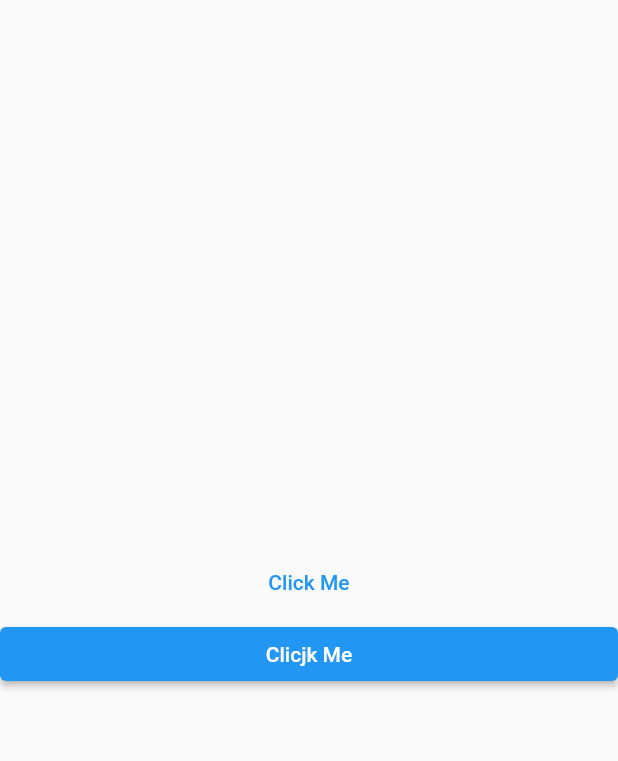
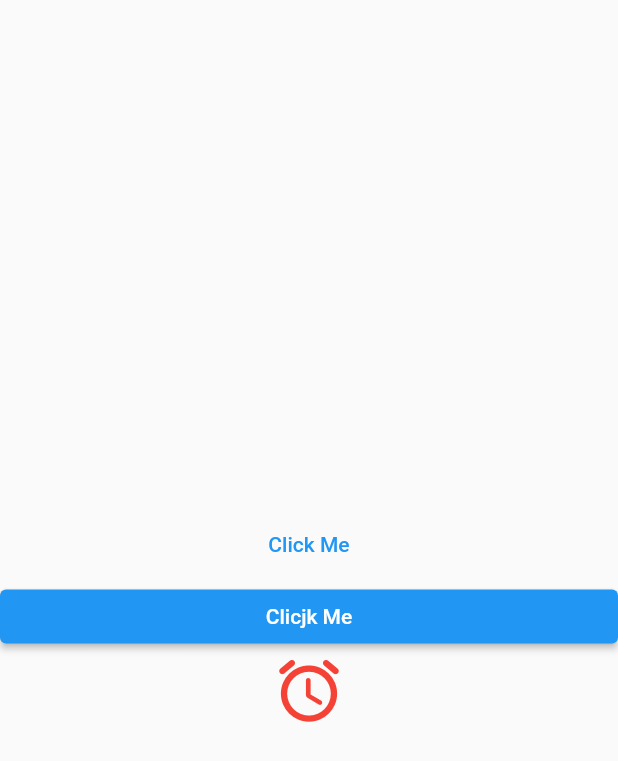
Before and after one commit to rabinacharya11/45-Days-Flutter-Bootcamp, a Flutter app: the screen it shows after launch, on a phone screen of 412 x 824 dp. Shown: the top 761 px of the screen. Run offline on Flutter 3.47's test engine with Material 2 defaults, Android fonts, the phone set to English and light mode, and no system bars.

Commit message:
icon widget

```diff
--- a/flutter_tut/lib/main.dart
+++ b/flutter_tut/lib/main.dart
@@ -51,7 +51,13 @@ class _HomeScreenState extends State<HomeScreen> {
               onPressed: () {
                 print("object");
               },
-                child: Text("Clicjk Me")),
+              child: Text("Clicjk Me"),
+            ),
+            Icon(
+              Icons.access_alarm_rounded,
+              size: 50,
+              color: Colors.red,
+            )
           ],
         ),
       ),
```
Lines whose indentation alone changed are shown as unchanged.
